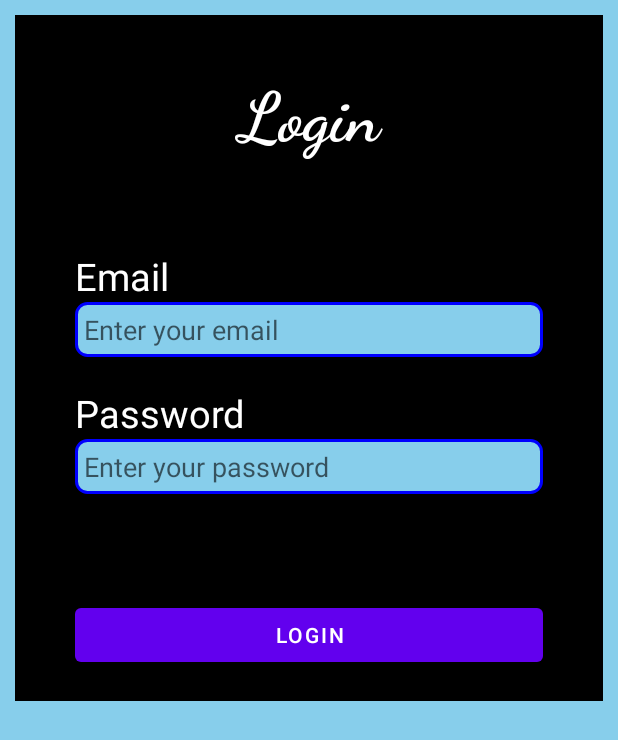
After one commit to Cody-dev-debug/EFCO, an Android app: the layout activity_login.xml on its own in the app's theme, with its tools: preview values and no code run, on a phone screen of 412 x 824 dp. The commit adds this screen. Shown: the top 740 px of the screen. Run offline under Robolectric (Android 15) with nearby library versions, the phone set to English and light mode, and no system bars.

Commit message:
Fourth Commit

```diff
--- a/app/src/main/java/com/example/efco/MainActivity.java
+++ b/app/src/main/java/com/example/efco/MainActivity.java
@@ -29,7 +29,7 @@ public class MainActivity extends AppCompatActivity {
         LoginButton.setOnClickListener(new View.OnClickListener() {
             @Override
             public void onClick(View v) {
-                Intent intent=new Intent(MainActivity.this, AppActivity.class);
+                Intent intent=new Intent(MainActivity.this, LoginActivity.class);
                 startActivity(intent);
             }
         });
--- a/app/src/main/java/com/example/efco/RegisterActivity.java
+++ b/app/src/main/java/com/example/efco/RegisterActivity.java
@@ -152,7 +152,7 @@ public class RegisterActivity extends AppCompatActivity {
                 else
                 {
                     try {
-                        throw task.getException();
+                        throw Objects.requireNonNull(task.getException());
                     } catch (FirebaseAuthWeakPasswordException e) {
                         editTextpassword.setError("Your Password is too weak.Kindly use another");
                         editTextpassword.requestFocus();
--- /dev/null
+++ b/app/src/main/res/layout/activity_login.xml
@@ -0,0 +1,114 @@
+<ScrollView xmlns:android="http://schemas.android.com/apk/res/android"
+    xmlns:app="http://schemas.android.com/apk/res-auto"
+    xmlns:tools="http://schemas.android.com/tools"
+    android:layout_width="match_parent"
+    android:layout_height="match_parent"
+    tools:context=".LoginActivity"
+    android:background="@color/sky_blue">
+
+    <RelativeLayout
+        android:layout_width="match_parent"
+        android:layout_height="match_parent"
+        android:padding="20dp"
+        android:layout_margin="10dp"
+        android:background="@color/black">
+
+        <TextView
+            android:id="@+id/LoHead"
+            android:layout_width="match_parent"
+            android:layout_height="match_parent"
+            android:layout_alignParentStart="true"
+            android:layout_alignParentTop="true"
+            android:layout_alignParentEnd="true"
+            android:layout_marginStart="20dp"
+            android:layout_marginTop="20dp"
+            android:layout_marginEnd="20dp"
+            android:fontFamily="cursive"
+            android:text="@string/login"
+            android:textAlignment="center"
+            android:textColor="@color/white"
+            android:textSize="45sp"
+            android:textStyle="bold" />
+
+        <TextView
+            android:id="@+id/email_Login_label"
+            android:layout_width="362dp"
+            android:layout_height="wrap_content"
+            android:layout_below="@+id/LoHead"
+            android:layout_alignParentStart="true"
+            android:layout_alignParentEnd="true"
+            android:layout_marginStart="20dp"
+            android:layout_marginTop="60dp"
+            android:layout_marginEnd="20dp"
+            android:textSize="25sp"
+            android:text="@string/email"
+            android:textColor="@color/white" />
+
+        <EditText
+            android:id="@+id/email_Login_input"
+            android:layout_width="match_parent"
+            android:layout_height="wrap_content"
+            android:layout_below="@+id/email_Login_label"
+            android:layout_alignParentStart="true"
+            android:layout_alignParentEnd="true"
+            android:layout_marginStart="20dp"
+            android:layout_marginEnd="20dp"
+            android:hint="@string/enter_your_email"
+            android:inputType="textEmailAddress"
+            android:padding="6dp"
+            android:autofillHints="Email"
+            android:background="@drawable/edit_box"/>
+        <TextView
+            android:id="@+id/password_Login_label"
+            android:layout_width="362dp"
+            android:layout_height="wrap_content"
+            android:layout_below="@+id/email_Login_input"
+            android:layout_alignParentStart="true"
+            android:layout_alignParentEnd="true"
+            android:layout_marginStart="20dp"
+            android:layout_marginTop="20dp"
+            android:layout_marginEnd="20dp"
+            android:textSize="25sp"
+            android:text="@string/password"
+            android:textColor="@color/white" />
+
+        <EditText
+            android:id="@+id/password_Login_input"
+            android:layout_width="match_parent"
+            android:layout_height="wrap_content"
+            android:layout_below="@+id/password_Login_label"
+            android:layout_alignParentStart="true"
+            android:layout_alignParentEnd="true"
+            android:layout_marginStart="20dp"
+            android:layout_marginEnd="20dp"
+            android:hint="@string/enter_your_password"
+            android:inputType="textPassword"
+            android:padding="6dp"
+            android:autofillHints="Password"
+            android:background="@drawable/edit_box"/>
+
+        <Button
+            android:id="@+id/Login_button"
+            android:layout_width="wrap_content"
+            android:layout_height="wrap_content"
+            android:layout_below="@id/password_Login_input"
+            android:layout_alignParentStart="true"
+            android:layout_alignParentEnd="true"
+            android:layout_alignParentBottom="true"
+            android:layout_marginTop="50dp"
+            android:layout_marginStart="20dp"
+            android:layout_marginEnd="20dp"
+            android:layout_marginBottom="20dp"
+            android:text="@string/login" />
+
+        <ProgressBar
+            android:id="@+id/Login_progress_bar"
+            android:layout_width="wrap_content"
+            android:layout_height="wrap_content"
+            android:layout_centerHorizontal="true"
+            android:indeterminate="true"
+            android:indeterminateDrawable="@drawable/progress_bg"
+            android:progress="0"
+            android:visibility="gone" />
+    </RelativeLayout>
+</ScrollView>
--- a/app/src/main/res/layout/activity_register.xml
+++ b/app/src/main/res/layout/activity_register.xml
@@ -61,7 +61,7 @@
             android:background="@drawable/edit_box"/>
 
         <TextView
-            android:id="@+id/Email_label"
+            android:id="@+id/email_label"
             android:layout_width="362dp"
             android:layout_height="wrap_content"
             android:layout_below="@+id/full_name_input"
@@ -78,7 +78,7 @@
             android:id="@+id/email_input"
             android:layout_width="match_parent"
             android:layout_height="wrap_content"
-            android:layout_below="@+id/Email_label"
+            android:layout_below="@+id/email_label"
             android:layout_alignParentStart="true"
             android:layout_alignParentEnd="true"
             android:layout_marginStart="20dp"
```
Also changed, not shown: app/src/main/AndroidManifest.xml (+9 -3 lines), app/src/main/java/com/example/efco/LoginActivity.java (added, +97 -0 lines).
